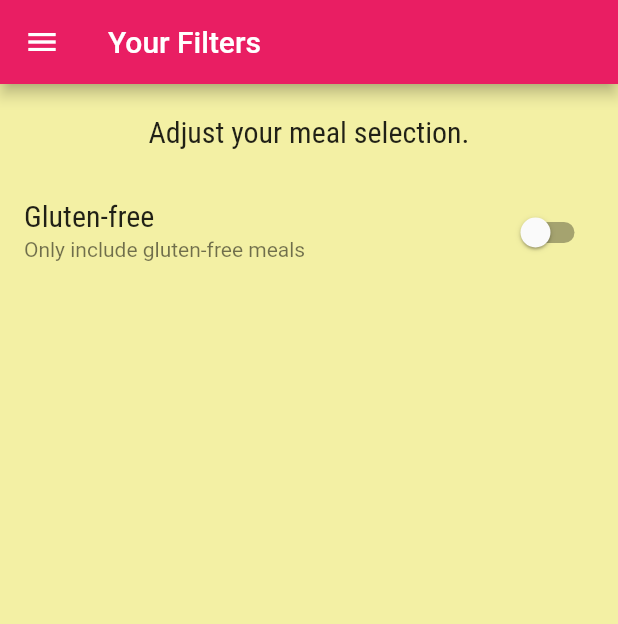
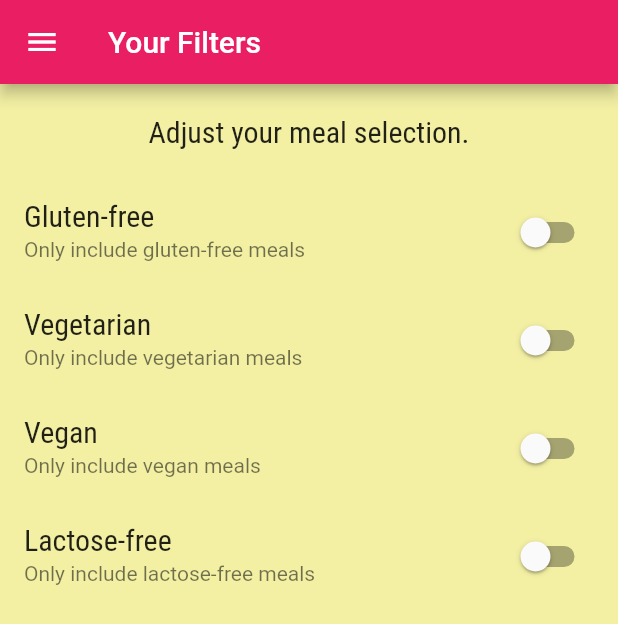
Before and after one commit to Samitti/MEALS-APP, a Flutter app: the FilteredScreen screen opened by its route, on a phone screen of 412 x 824 dp. Shown: the top 624 px of the screen. Run offline on Flutter 3.47's test engine with Material 2 defaults, Android fonts, the phone set to English and light mode, and no system bars; Roboto replaces fonts that are missing (Railway).

Commit message:
added filter switches to the filter screen

```diff
--- a/lib/main.dart
+++ b/lib/main.dart
@@ -10,7 +10,21 @@ void main() {
   runApp(MyApp());
 }
 
-class MyApp extends StatelessWidget {
+class MyApp extends StatefulWidget {
+  @override
+  State<MyApp> createState() => _MyAppState();
+}
+
+class _MyAppState extends State<MyApp> {
+  Map<String, bool> _filters = {
+    'gluten': false,
+    'lactose': false,
+    'vegan': false,
+    'vegetarian': false,
+  };
+
+  void _setFilters(Map<String, bool> filterData) {}
+
   @override
   Widget build(BuildContext context) {
     return MaterialApp(
--- a/lib/screens/filters_screen.dart
+++ b/lib/screens/filters_screen.dart
@@ -13,6 +13,25 @@ class _FilteredScreenState extends State<FilteredScreen> {
   var _vegetarian = false;
   var _vegan = false;
   var _lactoseFree = false;
+
+  Widget _buildSwitchListTile(
+    String title,
+    String description,
+    bool currentValue,
+    Function updateValue,
+  ) {
+    print(_glutenFree);
+    return SwitchListTile(
+      title: Text(title),
+      value: currentValue,
+      subtitle: Text(
+        description,
+      ),
+      onChanged: (value) {
+        updateValue(value);
+      },
+    );
+  }
 
   @override
   Widget build(BuildContext context) {
@@ -31,16 +50,52 @@ class _FilteredScreenState extends State<FilteredScreen> {
             Expanded(
               child: ListView(
                 children: <Widget>[
-                  SwitchListTile(
-                    title: Text('Gluten-free'),
-                    value: _glutenFree,
-                    subtitle: Text(
-                      'Only include gluten-free meals',
-                    ),
-                    onChanged: (newValue) {
-                      setState(() {
-                        _glutenFree = newValue;
-                      });
+                  _buildSwitchListTile(
+                    'Gluten-free',
+                    'Only include gluten-free meals',
+                    _glutenFree,
+                    (newValue) {
+                      setState(
+                        () {
+                          _glutenFree = newValue;
+                        },
+                      );
+                    },
+                  ),
+                  _buildSwitchListTile(
+                    'Vegetarian',
+                    'Only include vegetarian meals',
+                    _vegetarian,
+                    (newValue) {
+                      setState(
+                        () {
+                          _vegetarian = newValue;
+                        },
+                      );
+                    },
+                  ),
+                  _buildSwitchListTile(
+                    'Vegan',
+                    'Only include vegan meals',
+                    _vegan,
+                    (newValue) {
+                      setState(
+                        () {
+                          _vegan = newValue;
+                        },
+                      );
+                    },
+                  ),
+                  _buildSwitchListTile(
+                    'Lactose-free',
+                    'Only include lactose-free meals',
+                    _lactoseFree,
+                    (newValue) {
+                      setState(
+                        () {
+                          _lactoseFree = newValue;
+                        },
+                      );
                     },
                   ),
                 ],
```
